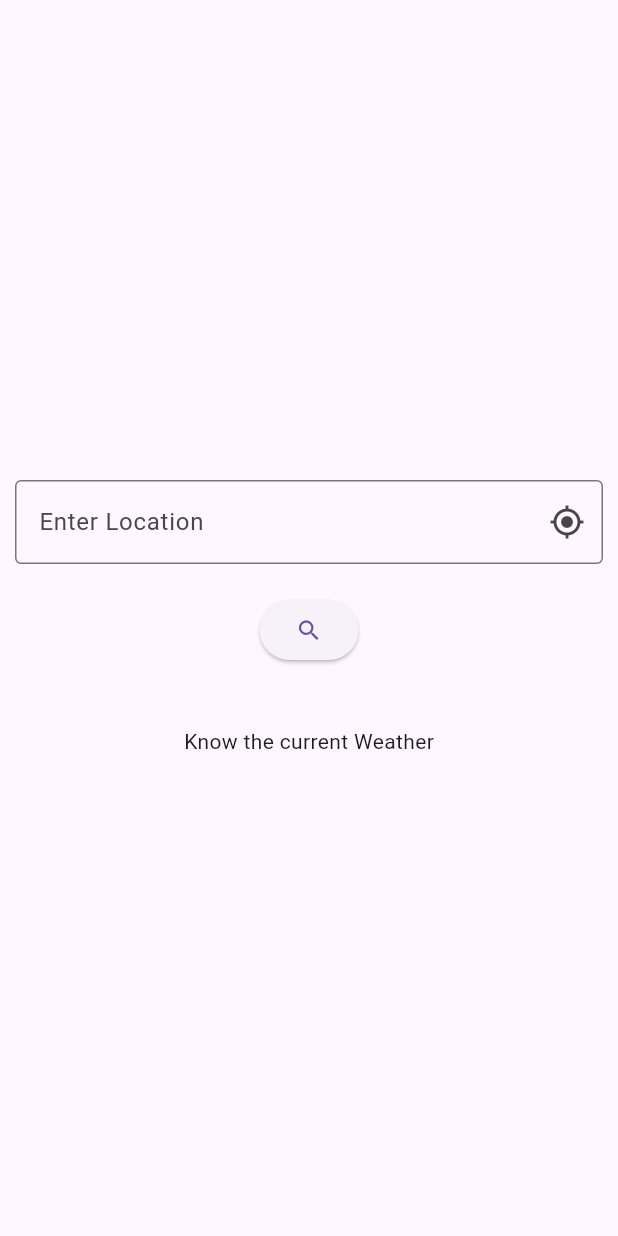
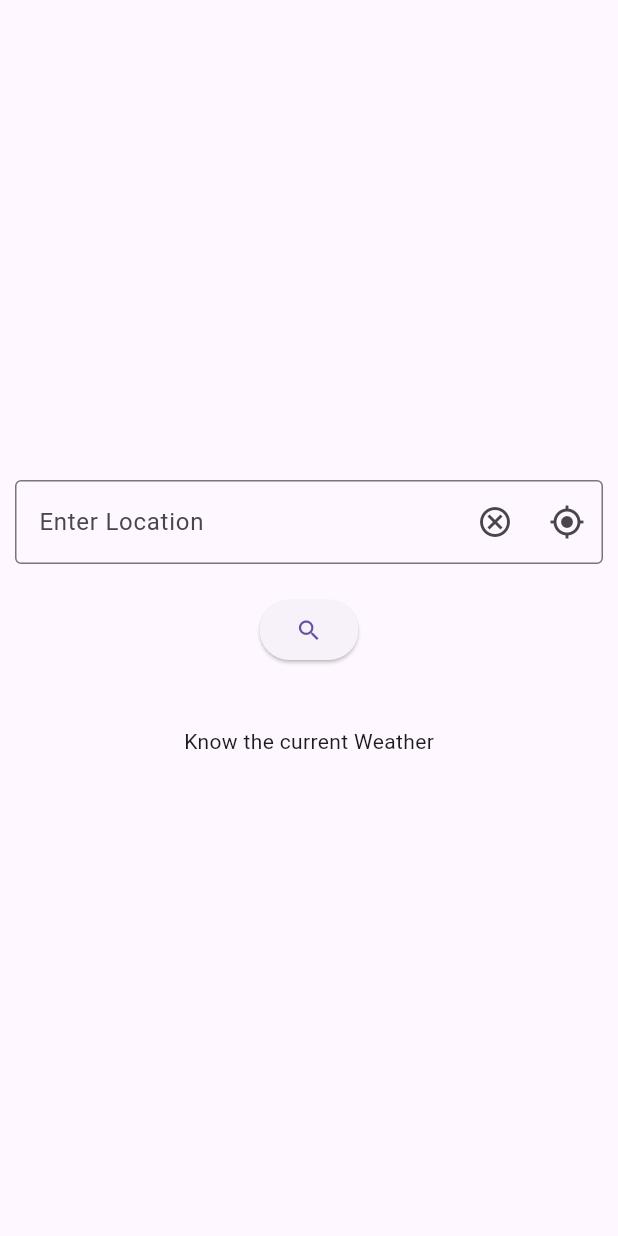
Before and after one commit to avni-7span/weather_with_location_permission, a Flutter app: the screen it shows after launch, on a phone screen of 412 x 824 dp. Run offline on Flutter 3.47's test engine with Material 3 defaults, Android fonts, the phone set to English and light mode, and no system bars; our stand-ins replace equatable, flutter_bloc, geocoding, geolocator, permission_handler.

Commit message:
bug fixing

```diff
--- a/lib/modules/home/screens/home_screen.dart
+++ b/lib/modules/home/screens/home_screen.dart
@@ -14,9 +14,8 @@ class HomeScreen extends StatefulWidget {
 }
 
 class _HomeScreenState extends State<HomeScreen> {
-  TextEditingController locationController = TextEditingController();
-  bool isChanging = false;
-  String? city;
+  final TextEditingController _locationController = TextEditingController();
+  String? _textFieldValue;
 
   Future<String?> getLocation() async {
     try {
@@ -24,9 +23,7 @@ class _HomeScreenState extends State<HomeScreen> {
       List<Placemark> placeMarks =
           await placemarkFromCoordinates(position.latitude, position.longitude);
       return placeMarks[0].locality;
-    } catch (e) {
-      print('placemark error.....${e.toString()}');
-    }
+    } catch (e) {}
     return null;
   }
 
@@ -34,7 +31,6 @@ class _HomeScreenState extends State<HomeScreen> {
   Widget build(BuildContext context) {
     return BlocListener<LocationCubit, LocationState>(
       listener: (context, state) async {
-        print('mari permission : ${state.permissionStatus}');
         if (!state.isLocationEnabled!) {
           showDialog(
             context: context,
@@ -71,8 +67,9 @@ class _HomeScreenState extends State<HomeScreen> {
         if (state.isLocationEnabled! &&
             (state.permissionStatus == LocationPermission.whileInUse ||
                 state.permissionStatus == LocationPermission.always)) {
-          city = await getLocation();
-          context.read<WeatherCubit>().getWeatherData(city ?? 'Delhi');
+          final city = await getLocation();
+          context.read<WeatherCubit>().getWeatherData(city ?? '');
+          _locationController.text = city ?? 'Could not fetch location';
         } else if (state.permissionStatus == LocationPermission.denied) {
           ScaffoldMessenger.of(context).showSnackBar(
             const SnackBar(
@@ -80,7 +77,6 @@ class _HomeScreenState extends State<HomeScreen> {
             ),
           );
         } else if (state.permissionStatus == LocationPermission.deniedForever) {
-          print('permanentlyDenied ; must show dialogue');
           showDialog(
             context: context,
             builder: (_) {
@@ -123,6 +119,12 @@ class _HomeScreenState extends State<HomeScreen> {
                 content: Text('Something went wrong'),
               ),
             );
+          } else if (state.status == WeatherStateStatus.nullCity) {
+            ScaffoldMessenger.of(context).showSnackBar(
+              const SnackBar(
+                content: Text('Please enter location for weather data'),
+              ),
+            );
           }
         },
         child: Scaffold(
@@ -137,42 +139,33 @@ class _HomeScreenState extends State<HomeScreen> {
                       return TextFormField(
                         onChanged: (_) {
                           setState(() {
-                            isChanging = true;
+                            _textFieldValue = _locationController.text;
                           });
                         },
-                        controller: locationController,
+                        controller: _locationController,
                         decoration: InputDecoration(
                           border: const OutlineInputBorder(),
                           hintText: 'Enter Location',
                           suffixIcon: Row(
                             mainAxisSize: MainAxisSize.min,
                             children: [
-                              isChanging
-                                  ? IconButton(
+                              if (_textFieldValue != '')
+                                IconButton(
                                   onPressed: () {
-                                        locationController.clear();
+                                    _locationController.clear();
                                     setState(() {
-                                          isChanging = false;
+                                      _textFieldValue = '';
                                     });
                                   },
                                   icon: const Icon(Icons.cancel_outlined),
                                 )
-                                  : const SizedBox(),
+                              else
+                                const SizedBox(),
                               IconButton(
                                 onPressed: () async {
                                   await context
                                       .read<LocationCubit>()
                                       .requestLocationPermission();
-                                  if (city != null) {
-                                    locationController.text = city!;
-                                  } else {
-                                    ScaffoldMessenger.of(context).showSnackBar(
-                                      const SnackBar(
-                                        content: Text(
-                                            'Could not fetch your current location. Please try again later'),
-                                      ),
-                                    );
-                                  }
                                 },
                                 icon: const Icon(Icons.my_location),
                                 tooltip: 'Weather at your current location',
@@ -188,7 +181,7 @@ class _HomeScreenState extends State<HomeScreen> {
                     onPressed: () {
                       context
                           .read<WeatherCubit>()
-                          .getWeatherData(locationController.text);
+                          .getWeatherData(_locationController.text);
                     },
                     child: const Icon(Icons.search),
                   ),
@@ -196,20 +189,23 @@ class _HomeScreenState extends State<HomeScreen> {
                   const SizedBox(height: 20),
                   BlocBuilder<WeatherCubit, WeatherState>(
                     builder: (context, state) {
-                      return state.status == WeatherStateStatus.initial
-                          ? const Text('Know the current Weather')
-                          : state.status == WeatherStateStatus.loading
-                              ? const CircularProgressIndicator()
-                              : state.status == WeatherStateStatus.loaded
-                                  ? Column(
+                      if (state.status == WeatherStateStatus.initial) {
+                        return const Text('Know the current Weather');
+                      } else if (state.status == WeatherStateStatus.nullCity) {
+                        return const Text('');
+                      } else if (state.status == WeatherStateStatus.loading) {
+                        return const CircularProgressIndicator();
+                      } else if (state.status == WeatherStateStatus.loaded) {
+                        return Column(
                           children: [
-                                        Text('City : ${state.location}'),
+                            Text('City  :  ${state.location}'),
                             const SizedBox(height: 10),
-                                        Text(
-                                            'weather : ${state.temp} degree celsius')
+                            Text('weather  :  ${state.temp} \u2103')
                           ],
-                                    )
-                                  : const Text('Please try again');
+                        );
+                      } else {
+                        return const Text('Please try again');
+                      }
                     },
                   ),
                 ],
--- a/lib/modules/location/location_cubit.dart
+++ b/lib/modules/location/location_cubit.dart
@@ -22,7 +22,6 @@ class LocationCubit extends Cubit<LocationState> {
       return Future.error('Location services are disabled.');
     } else {
       emit(state.copyWith(isLocationEnabled: true));
-      print('islocation enabled ....?: ${state.isLocationEnabled}');
     }
 
     permission = await Geolocator.checkPermission();
@@ -36,9 +35,6 @@ class LocationCubit extends Cubit<LocationState> {
       emit(state.copyWith(
           permissionStatus: permission, status: LocationStateStatus.loaded));
     } else if (permission == LocationPermission.denied) {
-      // permission = await Geolocator.requestPermission();
-      // log('permission 2: $permission');
-
       if (permission == LocationPermission.denied) {
         permission = await Geolocator.requestPermission();
         log('permission 3: $permission');
--- a/lib/modules/weather/cubit/weather_state.dart
+++ b/lib/modules/weather/cubit/weather_state.dart
@@ -1,6 +1,6 @@
 part of 'weather_cubit.dart';
 
-enum WeatherStateStatus { initial, loading, error, loaded }
+enum WeatherStateStatus { initial, loading, error, loaded, nullCity }
 
 class WeatherState extends Equatable {
   const WeatherState({
--- a/lib/repository/api_client.dart
+++ b/lib/repository/api_client.dart
@@ -22,7 +22,6 @@ class ApiClient {
         model.current?.tempCelsius.toString()
       );
     } else {
-      print('else part : ${response.statusCode}');
       return (null, null);
     }
   }
--- a/lib/repository/weather_model.dart
+++ b/lib/repository/weather_model.dart
@@ -40,8 +40,8 @@ class Location {
 
   factory Location.fromJson(Map<String, dynamic> json) {
     final name = json['name'] as String? ?? '';
-    final region = json['region'] as String ?? '';
-    final country = json['country'] as String ?? '';
+    final region = json['region'] as String;
+    final country = json['country'] as String;
     final latitude = json['lat'] as num? ?? 0;
     final longitude = json['lon'] as num? ?? 0;
     final tzId = json['tz_id'] as String? ?? '';
```
Also changed, not shown: lib/modules/weather/cubit/weather_cubit.dart (+11 -2 lines). Lines whose indentation alone changed are shown as unchanged.
